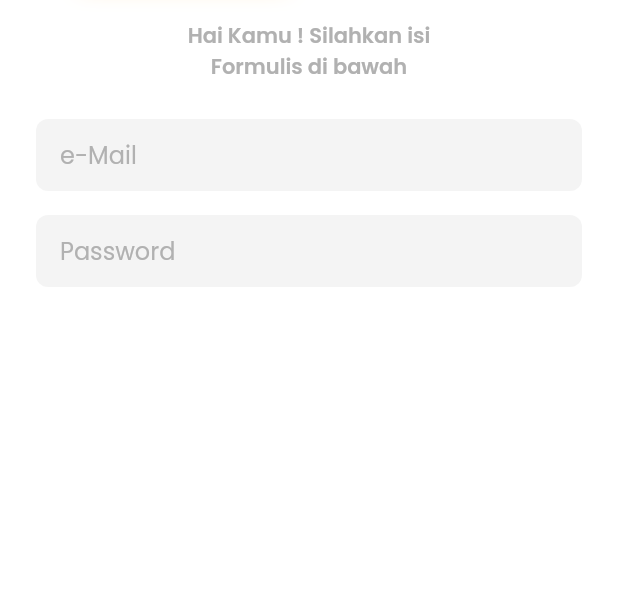
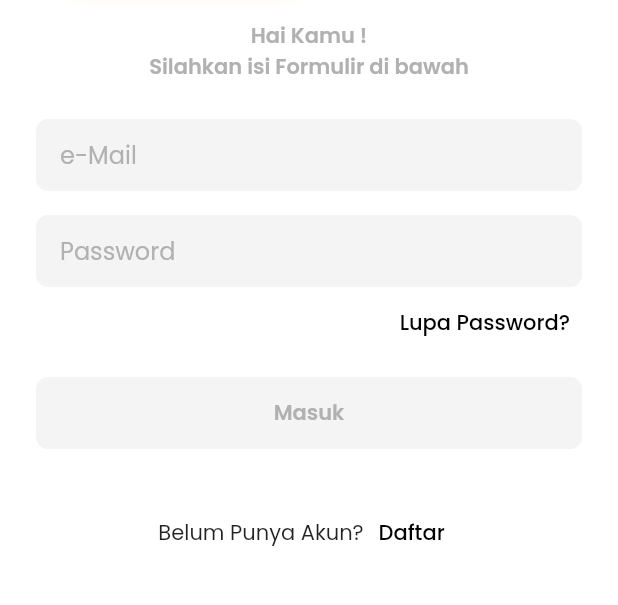
Before and after one commit to vugn/CollegeTech, a Flutter app: the screen it shows after launch, on a phone screen of 412 x 824 dp, the part 451-1056 px from its top. Run offline on Flutter 3.47's test engine with Material 2 defaults, Android fonts, the phone set to English and light mode, and no system bars; our stand-ins replace get, google_fonts.

Commit message:
:lipstick: Complete Login UI Form

```diff
--- a/lib/ui/pages/auth/login.dart
+++ b/lib/ui/pages/auth/login.dart
@@ -82,7 +82,7 @@ class _LoginPageState extends State<LoginPage> {
                 width: 224,
                 child: Center(
                   child: Text(
-                    "Hai Kamu ! Silahkan isi Formulis di bawah",
+                    "Hai ${isTechnicianActive ? 'Teknisi' : 'Kamu'} ! \nSilahkan isi Formulir di bawah",
                     textAlign: TextAlign.center,
                     style: GoogleFonts.poppins(
                         textStyle: const TextStyle(
@@ -104,6 +104,7 @@ class _LoginPageState extends State<LoginPage> {
                       controller: _emailLoginController,
                       hint: 'e-Mail',
                       type: TextInputType.emailAddress,
+                      textInputAction: TextInputAction.next,
                     ),
                     const SizedBox(
                       height: 16,
@@ -113,10 +114,69 @@ class _LoginPageState extends State<LoginPage> {
                       hint: 'Password',
                       isPassword: true,
                       type: TextInputType.visiblePassword,
+                      textInputAction: TextInputAction.done,
                     ),
+                    Align(
+                      alignment: Alignment.centerRight,
+                      child: TextButton(
+                          onPressed: () {},
+                          child: const Text(
+                            'Lupa Password?',
+                            style: TextStyle(color: Colors.black),
+                          )),
+                    ),
+                    const SizedBox(
+                      height: 12,
+                    ),
+                    FilledButton(
+                      onPressed: () {},
+                      style: ButtonStyle(
+                          minimumSize: MaterialStatePropertyAll(
+                              Size(MediaQuery.of(context).size.width, 48)),
+                          shape:
+                              MaterialStateProperty.all<RoundedRectangleBorder>(
+                                  RoundedRectangleBorder(
+                                      borderRadius: BorderRadius.circular(8))),
+                          backgroundColor: MaterialStatePropertyAll(
+                              _passwordLoginController.value.text.isNotEmpty &&
+                                      _emailLoginController
+                                          .value.text.isNotEmpty
+                                  ? cotech
+                                  : const Color(0xFFF4F4F4))),
+                      child: Text(
+                        "Masuk",
+                        style: GoogleFonts.poppins(
+                            textStyle: TextStyle(
+                          color: _passwordLoginController
+                                      .value.text.isNotEmpty &&
+                                  _emailLoginController.value.text.isNotEmpty
+                              ? Colors.white
+                              : const Color(cotechSecondaryValue),
+                          fontSize: 14,
+                          fontWeight: FontWeight.w600,
+                        )),
+                      ),
+                    )
                   ],
                 ),
-              )
+              ),
+              const SizedBox(
+                height: 32,
+              ),
+              Center(
+                child: Row(
+                  mainAxisAlignment: MainAxisAlignment.center,
+                  children: [
+                    const Text("Belum Punya Akun?"),
+                    TextButton(
+                        onPressed: () {},
+                        child: const Text(
+                          'Daftar',
+                          style: TextStyle(color: Colors.black),
+                        ))
+                  ],
+                ),
+              ),
             ],
           ),
         )),
--- a/lib/widgets/forms.dart
+++ b/lib/widgets/forms.dart
@@ -2,8 +2,8 @@ import 'package:flutter/material.dart';
 import 'package:teknisi_app/utils/color_palette.dart';
 
 class CustomTextField extends StatefulWidget {
-  const CustomTextField({
-    super.key,
+  const CustomTextField(
+      {super.key,
       required this.controller,
       this.node,
       this.size,
@@ -17,7 +17,7 @@ class CustomTextField extends StatefulWidget {
       required this.hint,
       this.isPassword,
       this.noLabel,
-  });
+      this.textInputAction});
   final TextEditingController controller;
   final FocusNode? node;
   final Size? size;
@@ -28,6 +28,7 @@ class CustomTextField extends StatefulWidget {
   final String hint;
   final TextInputType? type;
   final int? maxLines;
+  final TextInputAction? textInputAction;
   final VoidCallback? onPressed;
   final bool? isPassword;
   final Iterable<String>? autofillHints;
@@ -52,6 +53,7 @@ class _CustomTextFieldState extends State<CustomTextField> {
         controller: widget.controller,
         keyboardType: widget.type,
         obscureText: widget.isPassword ?? false,
+        textInputAction: widget.textInputAction,
         decoration: InputDecoration(
             contentPadding: const EdgeInsets.symmetric(horizontal: 16),
             filled: true,
```
Lines whose indentation alone changed are shown as unchanged.
